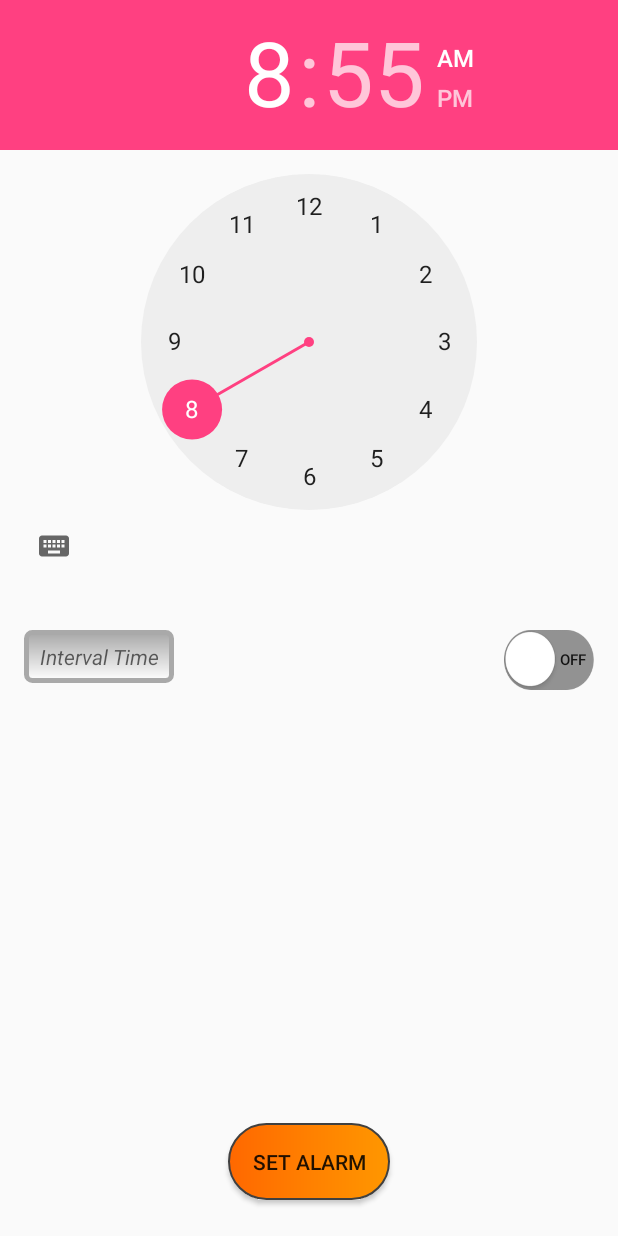
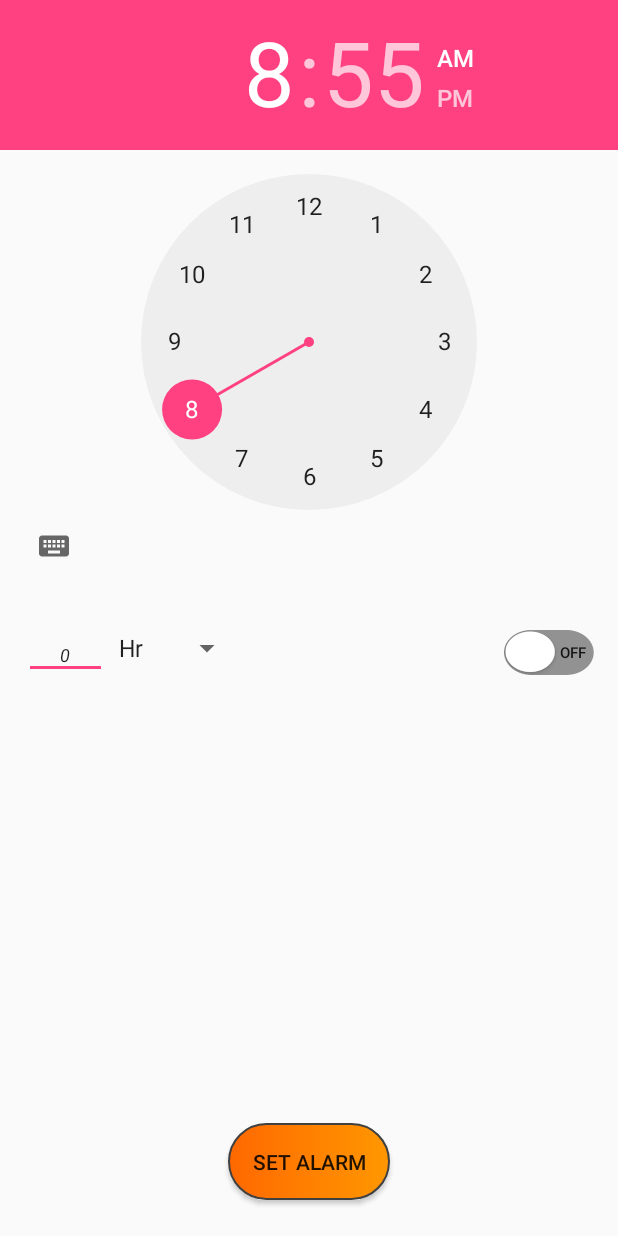
Before and after one commit to droideveloper1996/InternetOfThings1, an Android app: the MainActivity screen opened directly, with no data from a screen before it, in the side drawer, after a tap on "Timer", on a phone screen of 412 x 824 dp. Run offline under Robolectric (Android 15) with nearby library versions, the light colour scheme and no system bars; our stand-ins replace Volley; network calls fail.

Commit message:
Fourth commit - AlarmEdit

```diff
--- a/app/build.gradle
+++ b/app/build.gradle
@@ -5,7 +5,7 @@ android {
     buildToolsVersion "25.0.3"
     defaultConfig {
         applicationId "iotmaster.com.internetofthings"
-        minSdkVersion 24
+        minSdkVersion 15
         targetSdkVersion 26
         versionCode 1
         versionName "1.0"
--- a/app/src/main/java/iotmaster/com/internetofthings/AlarmActivity.java
+++ b/app/src/main/java/iotmaster/com/internetofthings/AlarmActivity.java
@@ -3,22 +3,33 @@ package iotmaster.com.internetofthings;
 import android.app.AlarmManager;
 import android.app.PendingIntent;
 import android.content.Intent;
-import android.icu.util.Calendar;
 import android.os.Bundle;
 import android.support.v7.app.AppCompatActivity;
+import android.util.Log;
 import android.view.View;
 import android.view.View.OnClickListener;
+import android.widget.AdapterView;
+import android.widget.ArrayAdapter;
 import android.widget.Button;
 import android.widget.CompoundButton;
 import android.widget.CompoundButton.OnCheckedChangeListener;
 import android.widget.EditText;
+import android.widget.Spinner;
 import android.widget.TimePicker;
 import android.widget.Toast;
 import android.widget.ToggleButton;
 
-public class AlarmActivity extends AppCompatActivity {
+import java.util.Calendar;
+
+import static android.widget.Toast.makeText;
+import static java.lang.Integer.parseInt;
+
+public class AlarmActivity extends AppCompatActivity implements AdapterView.OnItemSelectedListener {
 
     AlarmManager alarmManager;
+    Long intervalFrequency = 0l;
+    public static final String TAG = "AlarmActivity";
+    EditText intr;
 
     @Override
     protected void onCreate(Bundle savedInstanceState) {
@@ -28,56 +39,55 @@ public class AlarmActivity extends AppCompatActivity {
         final TimePicker timePicker = (TimePicker) findViewById(R.id.timePicker);
         Button button = (Button) findViewById(R.id.setTime);
         alarmManager = (AlarmManager) getSystemService(ALARM_SERVICE);
-        final EditText intr=(EditText)findViewById(R.id.interval);
-        final ToggleButton toggleButton=(ToggleButton)findViewById(R.id.toggleButton);
+        intr = (EditText) findViewById(R.id.interval);
+        final ToggleButton toggleButton = (ToggleButton) findViewById(R.id.toggleButton);
         toggleButton.setOnCheckedChangeListener(new OnCheckedChangeListener() {
             @Override
             public void onCheckedChanged(CompoundButton buttonView, boolean isChecked) {
-                if(isChecked)
-                {
+                if (isChecked) {
                     toggleButton.setTextAlignment(View.TEXT_ALIGNMENT_TEXT_START);
 
-                    Toast.makeText(AlarmActivity.this,"On",Toast.LENGTH_SHORT).show();
+                    makeText(AlarmActivity.this, "On", Toast.LENGTH_SHORT).show();
 
-                }
-                else
-                {
+                } else {
                     toggleButton.setTextAlignment(View.TEXT_ALIGNMENT_TEXT_END);
 
-                    Toast.makeText(AlarmActivity.this,"off",Toast.LENGTH_SHORT).show();
+                    makeText(AlarmActivity.this, "off", Toast.LENGTH_SHORT).show();
                 }
             }
-        });{
+        });
 
-        }
         button.setOnClickListener(new OnClickListener() {
             @Override
             public void onClick(View v) {
-                int hour = timePicker.getHour();
-                int min = timePicker.getMinute();
-                int inter=24;
+                int hour = timePicker.getCurrentHour();
+                int min = timePicker.getCurrentMinute();
+                int inter = -1;
                 try {
-                    inter = Integer.parseInt(intr.getText().toString());
+                    inter = parseInt(intr.getText().toString());
+                } catch (Exception e) {
+                    e.printStackTrace();
+                    makeText(AlarmActivity.this, "Problem Setting alarm", Toast.LENGTH_LONG).show();
+                    inter = 24;
+                } finally {
+                    makeText(getApplicationContext(), "Current Time = " + timePicker.getCurrentHour() + ":" + timePicker.getMinute(), Toast.LENGTH_SHORT).show();
+                    setAlarm(hour, min);
                 }
-                catch(Exception e)
-                {
-                    e.printStackTrace();
-                    Toast.makeText(AlarmActivity.this,"Problem Setting alarm",Toast.LENGTH_LONG).show();
-                }
-                Toast.makeText(getApplicationContext(), "Current Time = " + timePicker.getCurrentHour() + ":" + timePicker.getMinute(), Toast.LENGTH_SHORT).show();
-                setAlarm(hour, min,inter);
-
                 finish();
             }
 
 
         });
 
-
-
+        Spinner spinner = (Spinner) findViewById(R.id.spinner);
+        ArrayAdapter<CharSequence> adapter = ArrayAdapter.createFromResource(this,
+                R.array.timer_array, android.R.layout.simple_spinner_item);
+        adapter.setDropDownViewResource(android.R.layout.simple_spinner_dropdown_item);
+        spinner.setAdapter(adapter);
+        spinner.setOnItemSelectedListener(this);
     }
 
-    private void setAlarm(int hour, int min,int inteval) {
+    private void setAlarm(int hour, int min) {
 
         Intent intent = new Intent(this, AlarmBroadCast.class);
         PendingIntent pendingIntent = PendingIntent.getBroadcast(this, 1, intent, PendingIntent.FLAG_UPDATE_CURRENT);
@@ -86,6 +96,33 @@ public class AlarmActivity extends AppCompatActivity {
         calendar.set(Calendar.HOUR_OF_DAY, hour);
         calendar.set(Calendar.MINUTE, min);
         alarmManager.setRepeating(AlarmManager.RTC_WAKEUP, calendar.getTimeInMillis(),
-                1000 * 60 * inteval * 60, pendingIntent);
+               intervalFrequency, pendingIntent);
+        Log.i("AlarmActivity", intervalFrequency.toString());
+    }
+
+    @Override
+    public void onItemSelected(AdapterView<?> parent, View view, int position, long id) {
+        long timX = Long.parseLong(intr.getText().toString());
+
+        switch (position) {
+            case 0:
+                intervalFrequency = timX * 3600 * 1*1000;
+                break;
+            case 1:
+                intervalFrequency = timX * 60*1000;
+                break;
+            case 2:
+                intervalFrequency = timX*1000;
+                break;
+        }
+
+
+
+
+    }
+
+    @Override
+    public void onNothingSelected(AdapterView<?> parent) {
+        makeText(AlarmActivity.this, "Select Interval From Menu", Toast.LENGTH_SHORT).show();
     }
 }
--- a/app/src/main/java/iotmaster/com/internetofthings/MainActivity.java
+++ b/app/src/main/java/iotmaster/com/internetofthings/MainActivity.java
@@ -47,10 +47,25 @@ public class MainActivity extends AppCompatActivity {
     LinearLayout linearLayout;
     NetworkUtils network;
 
+    public static final String SAVED_STATE_KEY = "saved-state";
+
     @Override
-    protected void onCreate(Bundle savedInstanceState) {
+    protected void onCreate(final Bundle savedInstanceState) {
         super.onCreate(savedInstanceState);
         setContentView(R.layout.activity_main);
+        power_switch = (ImageView) findViewById(R.id.power_switch);
+
+        if (savedInstanceState != null) {
+            Boolean state = savedInstanceState.getBoolean(SAVED_STATE_KEY);
+            if (state) {
+                power_switch.setImageResource(R.drawable.ic_power_button);
+                isSwitched = true;
+
+            } else {
+                power_switch.setImageResource(R.drawable.ic_power);
+                isSwitched = false;
+            }
+        }
         Toolbar toolbar = (Toolbar) findViewById(R.id.toolbar);
         FloatingActionButton floatingActionButton = (FloatingActionButton) findViewById(R.id.fab);
         setSupportActionBar(toolbar);
@@ -63,17 +78,13 @@ public class MainActivity extends AppCompatActivity {
         mDrawerToggle = new ActionBarDrawerToggle(this, mDrawerLayout, R.string.True, R.string.False);
         mDrawerLayout.addDrawerListener(mDrawerToggle);
         mDrawerToggle.syncState();
-        power_switch = (ImageView) findViewById(R.id.power_switch);
         network = new NetworkUtils(this);
 
 
         if (ActivityCompat.checkSelfPermission(this, Manifest.permission.ACCESS_FINE_LOCATION) != PackageManager.PERMISSION_GRANTED) {
             ActivityCompat.requestPermissions(this, new String[]{Manifest.permission.ACCESS_FINE_LOCATION}, 1);
 
-        } else {
-            Toast.makeText(getApplicationContext(), "Permission Granted", Toast.LENGTH_LONG).show();
         }
-
         findViewById(R.id.btn_play_again).setOnClickListener(new View.OnClickListener() {
             @Override
             public void onClick(View v) {
@@ -109,17 +120,16 @@ public class MainActivity extends AppCompatActivity {
                 if (!isSwitched) {
 
                     power_switch.setImageResource(R.drawable.ic_power_button);
-
-                    Toast.makeText(mContext, "Switch On", Toast.LENGTH_LONG).show();
                     isSwitched = true;
                     NetworkUtils.getdata(MainActivity.this, "1");
+
 
                 } else {
 
                     power_switch.setImageResource(R.drawable.ic_power);
-                    Toast.makeText(mContext, "Switch Off", Toast.LENGTH_LONG).show();
                     isSwitched = false;
                     NetworkUtils.getdata(MainActivity.this, "0");
+
                 }
 
             }
@@ -149,7 +159,7 @@ public class MainActivity extends AppCompatActivity {
                         break;
                     case R.id.action_alarm:
 
-                        startActivity(new Intent(MainActivity.this,AlarmActivity.class));
+                        startActivity(new Intent(MainActivity.this, AlarmActivity.class));
 
                 }
                 mDrawerLayout.closeDrawers();
@@ -255,7 +265,7 @@ public class MainActivity extends AppCompatActivity {
                         || word.equals("stop")
                         ) {
                     power_switch.setImageResource(R.drawable.ic_power);
-                    Toast.makeText(mContext, "Off state", Toast.LENGTH_LONG).show();
+                    // Toast.makeText(mContext, "Off state", Toast.LENGTH_LONG).show();
                     NetworkUtils.getdata(MainActivity.this, "0");
                     break;
                 } else {
@@ -282,13 +292,13 @@ public class MainActivity extends AppCompatActivity {
                             || word.equals("cut")
                             || word.equals("start")
                             || word.equals("power on")
-                            ||word.equals("on on on on on on on on on")
+                            || word.equals("on on on on on on on on on")
 
                             )
 
                     {
                         power_switch.setImageResource(R.drawable.ic_power_button);
-                        Toast.makeText(mContext, "On State", Toast.LENGTH_SHORT).show();
+                        //  Toast.makeText(mContext, "On State", Toast.LENGTH_SHORT).show();
                         NetworkUtils.getdata(MainActivity.this, "1");
                         break;
 
@@ -303,8 +313,24 @@ public class MainActivity extends AppCompatActivity {
         super.onRequestPermissionsResult(requestCode, permissions, grantResults);
         if (requestCode == RESULT_OK && grantResults.length > 0) {
             if (grantResults[0] == PackageManager.PERMISSION_GRANTED) {
-                Toast.makeText(getApplicationContext(), "Permission Granted", Toast.LENGTH_LONG).show();
+                // Toast.makeText(getApplicationContext(), "Permission Granted", Toast.LENGTH_LONG).show();
             }
         }
     }
+
+
+    @Override
+    public void onSaveInstanceState(Bundle outState) {
+        super.onSaveInstanceState(outState);
+        outState.putBoolean(SAVED_STATE_KEY, isSwitched);
+    }
+
+    @Override
+    protected void onStart() {
+        super.onStart();
+        String Key = new PrefManager(MainActivity.this).getKey();
+        NetworkUtils.getState(Key, mContext);
+
+    }
+
 }
--- a/app/src/main/java/iotmaster/com/internetofthings/NetworkUtils.java
+++ b/app/src/main/java/iotmaster/com/internetofthings/NetworkUtils.java
@@ -35,7 +35,7 @@ public class NetworkUtils {
     public static void getdata(final Context context, final String id) {
         if (id != null) {
             final PrefManager prefManager = new PrefManager(context);
-            String url = "http://wifiswitch.000webhostapp.com/changeState.php";
+            String url = "http://iotsswitch.atwebpages.com/changeState.php";
             StringRequest stringRequest = new StringRequest(Request.Method.POST, url,
                     new Response.Listener<String>() {
                         @Override
@@ -68,7 +68,7 @@ public class NetworkUtils {
 
     public static void registerProduct(final Context context, final Map<String, String> stringMap) {
         if (stringMap != null) {
-            String url = "http://wifiswitch.000webhostapp.com/register.php";
+            String url = "http://iotsswitch.atwebpages.com/register.php";
             StringRequest stringRequest = new StringRequest(Request.Method.POST, url,
                     new Response.Listener<String>() {
                         @Override
@@ -76,7 +76,7 @@ public class NetworkUtils {
                             PrefManager prefManager = new PrefManager(context);
                             prefManager.setUniqueKey(stringMap.get(SwitchRegisterActivity.UNIQUE_KEY));
                             Log.i("STORED UNIQUE KEY", prefManager.getKey());
-                            Log.i("response",response.toString());
+                            Log.i("response", response.toString());
                             try {
                                 JSONObject jsonObject = new JSONObject(response);
                                 String result = jsonObject.optString("status");
@@ -122,7 +122,7 @@ public class NetworkUtils {
 
     public static void logMeIn(final Context context, final Map<String, String> stringMap) {
         if (stringMap != null) {
-            String url = "http://wifiswitch.000webhostapp.com/login.php";
+            String url = "http://iotsswitch.atwebpages.com/login.php";
             StringRequest stringRequest = new StringRequest(Request.Method.POST, url,
                     new Response.Listener<String>() {
                         @Override
@@ -201,4 +201,56 @@ public class NetworkUtils {
 
         }
     }
+
+    public static void getState(final String key, final Context context) {
+        if (key != null) {
+            String finalResult;
+            final PrefManager prefManager = new PrefManager(context);
+            String url = "http://iotsswitch.atwebpages.com/switchit.php";
+            StringRequest stringRequest = new StringRequest(Request.Method.POST, url,
+                    new Response.Listener<String>() {
+                        @Override
+                        public void onResponse( String response) {
+
+                            Toast.makeText(context, response, Toast.LENGTH_LONG).show();
+                            try {
+                                JSONObject jsonObject = new JSONObject(response);
+                                String state = jsonObject.optString("status");
+                                Log.i("NetworkUtils GetState",state);
+                                if (state.equals("1")) {
+                                    Toast.makeText(context, "HiGH Response", Toast.LENGTH_LONG).show();
+
+                                } else if (state.equals("0")) {
+                                    Toast.makeText(context, "LOW Response", Toast.LENGTH_LONG).show();
+
+                                }
+                            } catch (JSONException e) {
+                                e.printStackTrace();
+                            }
+
+                        }
+                    },
+                    new Response.ErrorListener() {
+                        @Override
+                        public void onErrorResponse(VolleyError error) {
+                            Toast.makeText(context, error.toString(), Toast.LENGTH_LONG).show();
+                        }
+                    }) {
+                @Override
+                protected Map<String, String> getParams() {
+
+
+                    Map<String, String> params = new HashMap<String, String>();
+                    params.put(UNIQUE_KEY, key);
+
+                    return params;
+                }
+
+            };
+
+            RequestQueue requestQueue = Volley.newRequestQueue(context);
+            requestQueue.add(stringRequest);
+        }
+
+    }
 }
--- a/app/src/main/java/iotmaster/com/internetofthings/PrefManager.java
+++ b/app/src/main/java/iotmaster/com/internetofthings/PrefManager.java
@@ -49,7 +49,7 @@ public class PrefManager {
     }
 
     public String getKey() {
-        return pref.getString(DEVICE_UNIQUE_KEY, "");
+        return pref.getString(DEVICE_UNIQUE_KEY, "null");
     }
 
     public void loginSuccessful(String username, Boolean response) {
--- a/app/src/main/res/layout/activity_alarm.xml
+++ b/app/src/main/res/layout/activity_alarm.xml
@@ -19,23 +19,29 @@
 
         <EditText
             android:id="@+id/interval"
-            android:layout_width="100dp"
+            android:layout_width="55dp"
             android:layout_height="wrap_content"
             android:layout_marginLeft="16dp"
             android:layout_marginTop="32dp"
-            android:background="@drawable/edit_text_bg"
             android:gravity="center"
             android:inputType="number"
             android:padding="8dp"
+            android:text="0"
             android:hint="Interval Time"
-            android:textSize="14dp"
+            android:textSize="12dp"
             android:textStyle="italic"
             />
-
+        <Spinner
+            android:id="@+id/spinner"
+            android:layout_width="wrap_content"
+            android:layout_height="wrap_content"
+            android:layout_marginTop="32dp"
+            android:layout_toRightOf="@id/interval"
+            android:prompt="@string/spinner_title"/>
         <ToggleButton
             android:id="@+id/toggleButton"
             android:layout_width="60dp"
-            android:layout_height="40dp"
+            android:layout_height="30dp"
             android:layout_alignParentRight="true"
             android:layout_marginTop="32dp"
             android:background="@drawable/toggle_selector"
--- /dev/null
+++ b/app/src/main/res/values/array.xml
@@ -0,0 +1,7 @@
+<resources>
+    <array name="timer_array">
+        <item>Hr</item>
+        <item>Min</item>
+        <item>Sec</item>
+    </array>
+</resources>
--- a/app/src/main/res/values/strings.xml
+++ b/app/src/main/res/values/strings.xml
@@ -30,5 +30,7 @@
     <string name="summaryOn">Enabled</string>
     <string name="summaryOff">Disabled</string>
 
+    <string name="spinner_title">hr</string>
+
 
 </resources>
```
